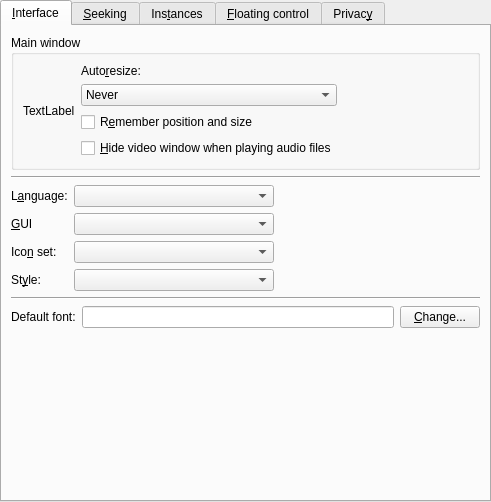
The window that src/gui/pref/interface.ui (wilbert2000/wzplayer) describes before a commit, drawn with Qt 5.
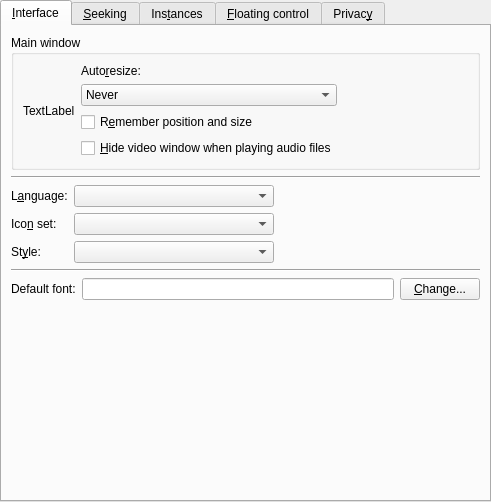
The same window after the commit. Custom widgets are drawn as their Qt base class.

Commit message: Removed no longer used GUI combo from interface tab

```diff
--- a/src/gui/pref/interface.ui
+++ b/src/gui/pref/interface.ui
@@ -136,32 +136,6 @@
        </item>
        <item>
         <layout class="QGridLayout" name="gridLayout">
-         <item row="1" column="2">
-          <spacer>
-           <property name="orientation">
-            <enum>Qt::Horizontal</enum>
-           </property>
-           <property name="sizeHint" stdset="0">
-            <size>
-             <width>40</width>
-             <height>20</height>
-            </size>
-           </property>
-          </spacer>
-         </item>
-         <item row="0" column="0">
-          <widget class="QLabel" name="textLabel1_18">
-           <property name="text">
-            <string>L&amp;anguage:</string>
-           </property>
-           <property name="wordWrap">
-            <bool>false</bool>
-           </property>
-           <property name="buddy">
-            <cstring>language_combo</cstring>
-           </property>
-          </widget>
-         </item>
          <item row="0" column="1">
           <widget class="Gui::Pref::TComboBox" name="language_combo">
            <property name="sizePolicy">
@@ -185,41 +159,8 @@
            </property>
           </spacer>
          </item>
-         <item row="1" column="0">
-          <widget class="QLabel" name="label_4">
-           <property name="text">
-            <string>&amp;GUI</string>
-           </property>
-           <property name="buddy">
-            <cstring>gui_combo</cstring>
-           </property>
-          </widget>
-         </item>
-         <item row="1" column="1">
-          <widget class="QComboBox" name="gui_combo">
-           <property name="sizePolicy">
-            <sizepolicy hsizetype="Expanding" vsizetype="Fixed">
-             <horstretch>0</horstretch>
-             <verstretch>0</verstretch>
-            </sizepolicy>
-           </property>
-          </widget>
-         </item>
-         <item row="2" column="0">
-          <widget class="QLabel" name="iconset_label">
-           <property name="text">
-            <string>Ico&amp;n set:</string>
-           </property>
-           <property name="wordWrap">
-            <bool>false</bool>
-           </property>
-           <property name="buddy">
-            <cstring>iconset_combo</cstring>
-           </property>
-          </widget>
-         </item>
          <item row="2" column="1">
-          <widget class="Gui::Pref::TComboBox" name="iconset_combo">
+          <widget class="Gui::Pref::TComboBox" name="style_combo">
            <property name="sizePolicy">
             <sizepolicy hsizetype="Expanding" vsizetype="Fixed">
              <horstretch>0</horstretch>
@@ -229,6 +170,19 @@
           </widget>
          </item>
          <item row="2" column="2">
+          <spacer>
+           <property name="orientation">
+            <enum>Qt::Horizontal</enum>
+           </property>
+           <property name="sizeHint" stdset="0">
+            <size>
+             <width>40</width>
+             <height>20</height>
+            </size>
+           </property>
+          </spacer>
+         </item>
+         <item row="1" column="2">
           <widget class="QWidget" name="iconset_sp" native="true">
            <layout class="QVBoxLayout" name="verticalLayout_3">
             <property name="spacing">
@@ -253,7 +207,7 @@
            </layout>
           </widget>
          </item>
-         <item row="3" column="0">
+         <item row="2" column="0">
           <widget class="QLabel" name="style_label">
            <property name="text">
             <string>St&amp;yle:</string>
@@ -266,8 +220,8 @@
            </property>
           </widget>
          </item>
-         <item row="3" column="1">
-          <widget class="Gui::Pref::TComboBox" name="style_combo">
+         <item row="1" column="1">
+          <widget class="Gui::Pref::TComboBox" name="iconset_combo">
            <property name="sizePolicy">
             <sizepolicy hsizetype="Expanding" vsizetype="Fixed">
              <horstretch>0</horstretch>
@@ -276,18 +230,31 @@
            </property>
           </widget>
          </item>
-         <item row="3" column="2">
-          <spacer>
-           <property name="orientation">
-            <enum>Qt::Horizontal</enum>
+         <item row="0" column="0">
+          <widget class="QLabel" name="textLabel1_18">
+           <property name="text">
+            <string>L&amp;anguage:</string>
            </property>
-           <property name="sizeHint" stdset="0">
-            <size>
-             <width>40</width>
-             <height>20</height>
-            </size>
+           <property name="wordWrap">
+            <bool>false</bool>
            </property>
-          </spacer>
+           <property name="buddy">
+            <cstring>language_combo</cstring>
+           </property>
+          </widget>
+         </item>
+         <item row="1" column="0">
+          <widget class="QLabel" name="iconset_label">
+           <property name="text">
+            <string>Ico&amp;n set:</string>
+           </property>
+           <property name="wordWrap">
+            <bool>false</bool>
+           </property>
+           <property name="buddy">
+            <cstring>iconset_combo</cstring>
+           </property>
+          </widget>
          </item>
         </layout>
        </item>
```
Left out of the diff: 1 changed line with no effect on the pictures.
